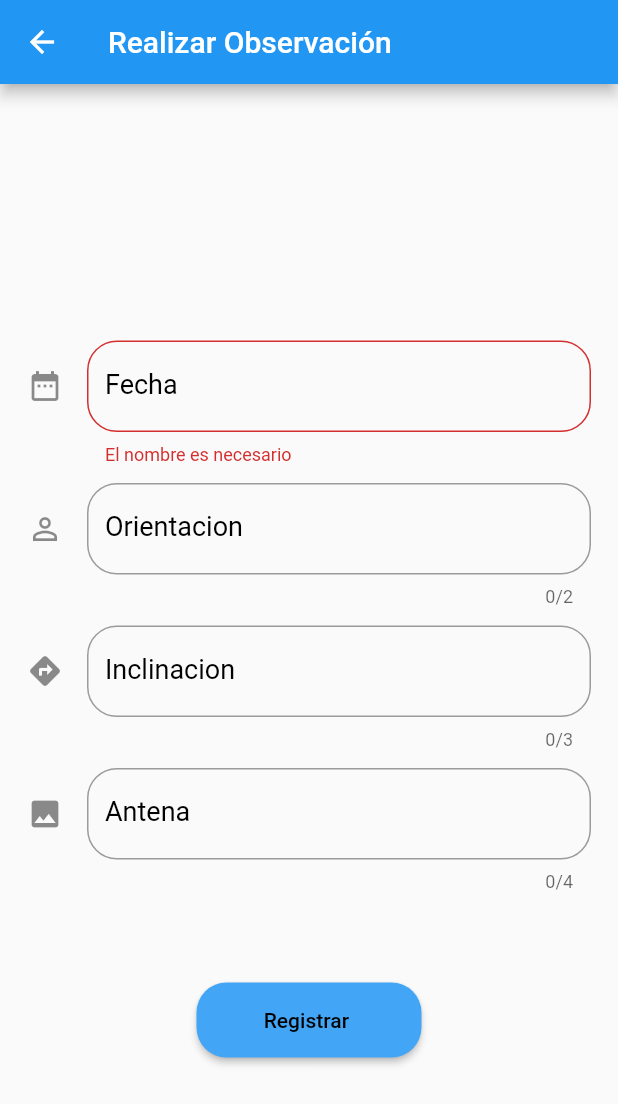
After one commit to bryanhorus/practicasFront, a Flutter app: the CrearObservacion screen opened directly, after a tap on "Registrar", on a phone screen of 412 x 824 dp. The commit adds this screen. Shown: the top 1104 px of the screen. Run offline on Flutter 3.47's test engine with Material 2 defaults, Android fonts, the phone set to English and light mode, and no system bars; our stand-ins replace flutter_secure_storage, shared_preferences; accounts and stored records are empty.

Commit message:
vista observacion

```diff
--- /dev/null
+++ b/lib/UI/tecnico/observacion.dart
@@ -0,0 +1,196 @@
+import 'package:flutter/cupertino.dart';
+import 'package:flutter/material.dart';
+import 'package:tenic_api/UI/dialog.dart';
+import 'package:tenic_api/modelo/antena_model.dart';
+import 'package:tenic_api/modelo/estado_model.dart';
+import 'package:tenic_api/modelo/observacion_model.dart';
+import 'package:tenic_api/modelo/torre_model.dart';
+import 'package:tenic_api/resource/constants.dart';
+
+class CrearObservacion extends StatefulWidget {
+  const CrearObservacion({Key key}) : super(key: key);
+
+  @override
+  CrearObservacionState createState() => CrearObservacionState();
+}
+
+class CrearObservacionState extends State<CrearObservacion>
+    with SingleTickerProviderStateMixin {
+  final GlobalKey<ScaffoldState> _scaffoldKey = GlobalKey<ScaffoldState>();
+  final GlobalKey<FormState> _formKey = GlobalKey<FormState>();
+
+  //final ObservacionBloc observacionBloc = ObservacionBloc();
+  Observacion _observacion = Observacion(
+      fecha: '',
+      orientacion: '',
+      inclinacion: '',
+      antena:
+          Antena(idAntena: 0, torre: Torre(idTorre: 0), state: Estado(id: 0)));
+  @override
+  void initState() {
+    super.initState();
+    //ObservacionBloc();
+  }
+
+  bool _autovalidate = false;
+
+  void _handleSubmitted() {
+    final FormState form = _formKey.currentState;
+    if (!form.validate()) {
+      _autovalidate = true;
+    } else {
+      form.save();
+      //observacionBloc.createTorre(_observacion);
+      Message().showRegisterDialog(context);
+    }
+  }
+
+  @override
+  Widget build(BuildContext context) {
+    return Scaffold(
+      key: _scaffoldKey,
+      appBar: AppBar(title: const Text(Constants.tittleObservacion)),
+      body: Stack(fit: StackFit.expand, children: <Widget>[
+        Center(
+          child: Container(
+            child: Theme(
+              data: ThemeData(
+                  brightness: Brightness.light,
+                  inputDecorationTheme: InputDecorationTheme(
+                    labelStyle: TextStyle(color: Colors.black, fontSize: 18.0),
+                  )),
+              isMaterialAppTheme: true,
+              child: SingleChildScrollView(
+                child: SafeArea(
+                  top: false,
+                  bottom: false,
+                  child: Form(
+                    key: _formKey,
+                    autovalidate: _autovalidate,
+                    child: SingleChildScrollView(
+                      padding: const EdgeInsets.symmetric(horizontal: 18.0),
+                      child: Column(
+                        mainAxisAlignment: MainAxisAlignment.spaceEvenly,
+                        children: <Widget>[
+                          Padding(
+                            padding: const EdgeInsets.only(top: 40.0),
+                          ),
+                          const SizedBox(height: 12.0),
+                          TextFormField(
+                            decoration: InputDecoration(
+                                labelText: "Fecha",
+                                border: OutlineInputBorder(
+                                    borderRadius: BorderRadius.circular(20.0)),
+                                hintText: "Fecha",
+                                icon: Icon(Icons.date_range)),
+                            validator: validateName,
+                            keyboardType: TextInputType.text,
+                            onSaved: (String value) {
+                              _observacion.fecha = value;
+                            },
+                            style: TextStyle(fontSize: 18.0),
+                          ),
+                          const SizedBox(height: 12.0),
+                          TextFormField(
+                            decoration: InputDecoration(
+                                labelText: Constants.labelOrientacion,
+                                border: OutlineInputBorder(
+                                    borderRadius: BorderRadius.circular(20.0)),
+                                hintText: Constants.labelOrientacion,
+                                icon: Icon(Icons.perm_identity)),
+                            keyboardType: TextInputType.number,
+                            maxLength: 2,
+                            //validator: validateName,
+                            onSaved: (String value) {
+                              _observacion.orientacion = value;
+                            },
+                            style: TextStyle(fontSize: 18.0),
+                          ),
+                          const SizedBox(height: 12.0),
+                          TextFormField(
+                            decoration: InputDecoration(
+                                labelText: Constants.labelInclinacion,
+                                border: OutlineInputBorder(
+                                    borderRadius: BorderRadius.circular(20.0)),
+                                hintText: Constants.labelInclinacion,
+                                icon: Icon(Icons.directions)),
+                            keyboardType: TextInputType.number,
+                            maxLength: 3,
+                            onSaved: (String value) {
+                              _observacion.inclinacion = value;
+                            },
+                            style: TextStyle(fontSize: 18.0),
+                          ),
+                          const SizedBox(height: 12.0),
+                          TextFormField(
+                            decoration: InputDecoration(
+                                labelText: Constants.labelNombreAntena,
+                                border: OutlineInputBorder(
+                                    borderRadius: BorderRadius.circular(20.0)),
+                                hintText: Constants.labelNombreAntena,
+                                icon: Icon(Icons.image)),
+                            keyboardType: TextInputType.number,
+                            maxLength: 4,
+                            onSaved: (String antena) {
+                              _observacion.antena.idAntena = int.parse(antena);
+                            },
+                            style: TextStyle(fontSize: 18.0),
+                          ),
+                          Padding(
+                            padding: const EdgeInsets.only(top: 60.0),
+                          ),
+                          MaterialButton(
+                            shape: RoundedRectangleBorder(
+                              borderRadius:
+                                  BorderRadius.all(Radius.circular(20.0)),
+                            ),
+                            height: 50.0,
+                            minWidth: 150.0,
+                            color: Color(0xFF42a5f5),
+                            splashColor: Colors.blueAccent,
+                            textColor: Colors.black,
+                            child: Text(Constants.btnRegistar),
+                            onPressed: _handleSubmitted,
+                          ),
+                        ],
+                      ),
+                    ),
+                  ),
+                ),
+              ),
+            ),
+          ),
+        ),
+      ]),
+    );
+  }
+
+  String validateName(String value) {
+    String pattern = Constants.patternNombre;
+    RegExp regExp = RegExp(pattern);
+    if (value.isEmpty) {
+      return Constants.validateName;
+    } else if (!regExp.hasMatch(value)) {
+      return Constants.nameStructure;
+    }
+    return null;
+  }
+
+  String validateAltura(String value) {
+    if (value.isEmpty) {
+      return Constants.validateAltura;
+    } else if (value.length != 2) {
+      return Constants.alturaStructure;
+    }
+    return null;
+  }
+
+  String validateGrados(String value) {
+    if (value.isEmpty) {
+      return Constants.validateOrientacion;
+    } else if (value.length != 3) {
+      return Constants.orientacionStructure;
+    }
+    return null;
+  }
+}
--- a/lib/apiService/antena_api_service.dart
+++ b/lib/apiService/antena_api_service.dart
@@ -74,6 +74,7 @@ class AntenaApiService {
   Future<ApiResponse> listarAntena() async {
     ApiResponse apiResponse = ApiResponse(statusResponse: 0);
     Uri uri = Uri.http(Constants.urlAuthority, Constants.pathServiceAntenasLista);
+    print("********** " +  _session.getToken().toString());
     var res = await http.get(
       uri,
       headers: {HttpHeaders.contentTypeHeader: Constants.contenTypeHeader, HttpHeaders.authorizationHeader: _session.getToken().toString() },
--- /dev/null
+++ b/lib/modelo/observacion_model.dart
@@ -0,0 +1,36 @@
+import 'package:tenic_api/modelo/antena_model.dart';
+
+class Observacion{
+  int idObservacion;
+  String fecha;
+  String orientacion;
+  String inclinacion;
+  Antena antena;
+
+
+  Observacion({
+    this.idObservacion,
+    this.fecha,
+    this.orientacion,
+    this.inclinacion,
+    this.antena
+  });
+
+  factory Observacion.fromJson(Map<String, dynamic> parsedJson) {
+    return Observacion(
+      idObservacion: parsedJson['id_observacion'],
+      fecha: parsedJson['ob_fecha'],
+      orientacion: parsedJson['ob_orientacion'],
+      inclinacion: parsedJson['ob_inclinacion'],
+      antena: Antena.fromJson(parsedJson['antena'])
+    );
+  }
+
+  Map<String, dynamic> toJson() => {
+        'id_observacion': idObservacion,
+        'ob_fecha': fecha,
+        'ob_orientacion': orientacion,
+        'ob_inclinacion': inclinacion,
+        'antena': antena.toJson()
+      };
+}
--- /dev/null
+++ b/lib/navigator_tecnico.dart
@@ -0,0 +1,12 @@
+import 'package:flutter/cupertino.dart';
+import 'package:tenic_api/resource/constants.dart';
+
+class TecnicoNavigator {
+  static void goToHome(BuildContext context) {
+    Navigator.of(context).pushNamedAndRemoveUntil(
+        Constants.homeRoute, (Route<dynamic> route) => false);
+  }
+  static void goToPerfilCoordinador(BuildContext context) {
+    Navigator.pushNamed(context, Constants.perfilCoordinadorRoute);
+  }
+}
--- a/lib/resource/constants.dart
+++ b/lib/resource/constants.dart
@@ -77,6 +77,7 @@ class Constants{
   static const String tittleRegistroDepartamento = "Registrar Departamento";
   static const String tittleRegistroMunicipio = "Registrar Municipio";
   static const String tittleRegistroTorre = "Registrar Torre";
+  static const String tittleObservacion = "Realizar Observación";
   static const String tittleTorreactualizar = "Actualizar Torre";
   static const String tittleListaTorre = "Lista Torres";
   static const String tittleRegistroAntena = "Registrar Antena";
@@ -145,7 +146,7 @@ class Constants{
   static const String labelTorre ="Torre";
   static const String labelMunicipio ="Municipio";
   static const String labelTecnologia ="Tecnologia";
-  static const String labelNombreAntena ="Nombre de la Antena";
+  static const String labelNombreAntena ="Antena";
   static const String labelDepartamento ="Departamento";
     static const String labelestado ="Estado";
 
```
Also changed, not shown: lib/navigator.dart (+0 -8 lines).
